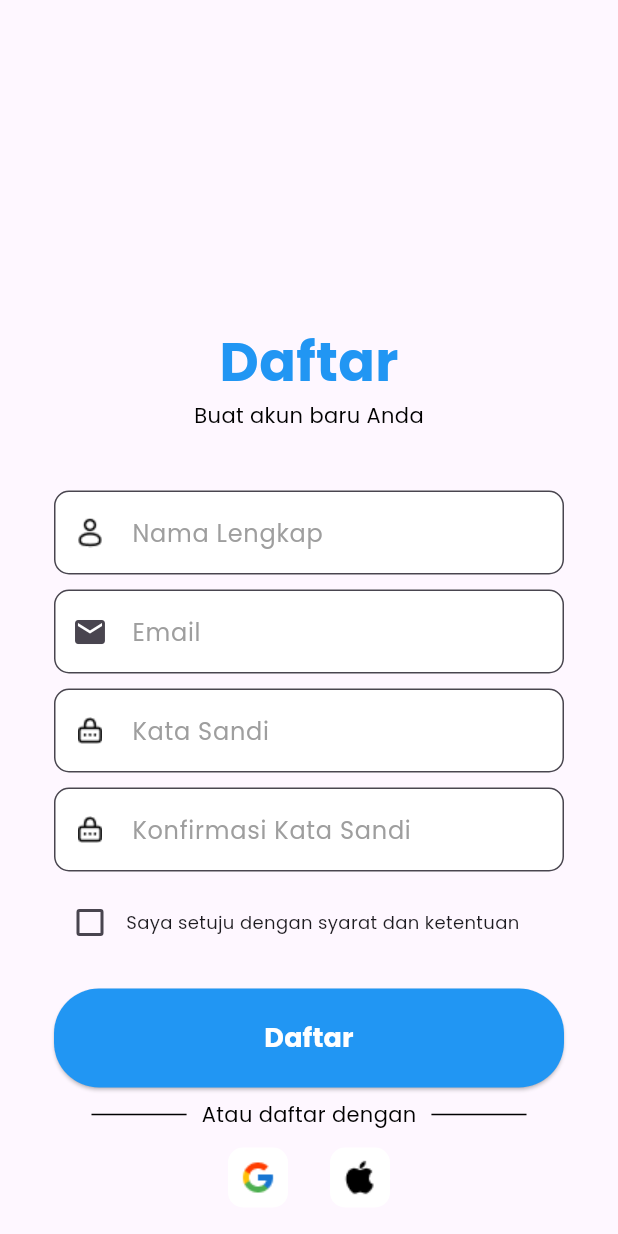
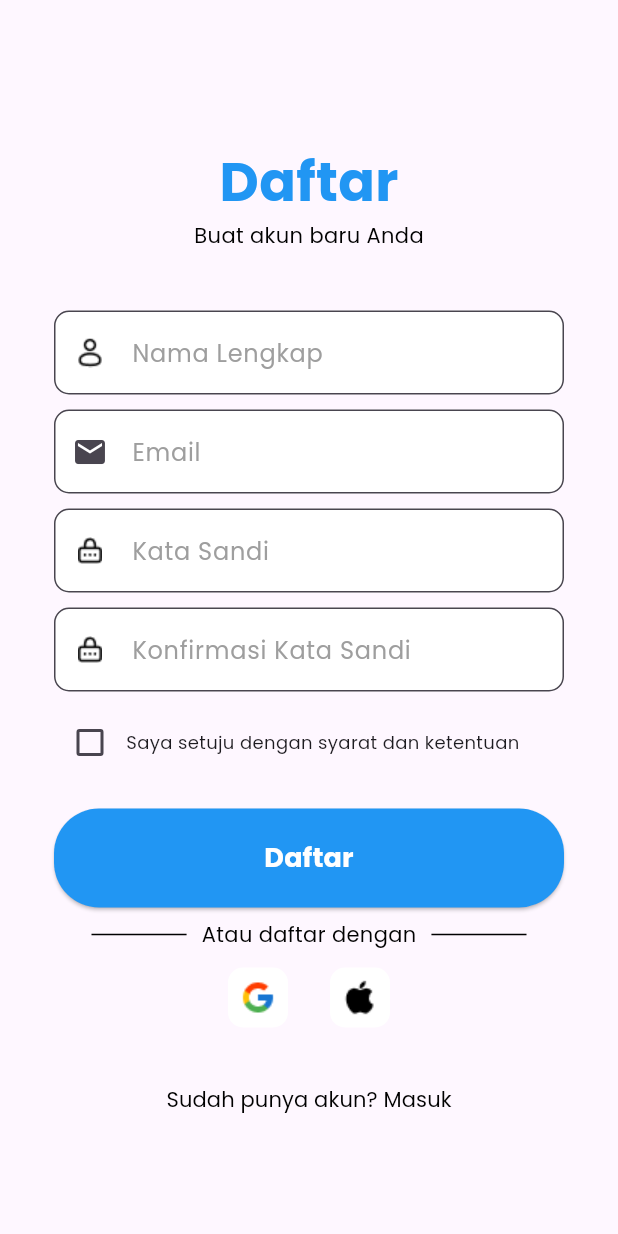
Before and after one commit to RedEye1605/Kelompok-8-Intern-Raion, a Flutter app: the RegisterScreen screen opened by its route, on a phone screen of 412 x 824 dp. Run offline on Flutter 3.47's test engine with Material 3 defaults, Android fonts, the phone set to English and light mode, and no system bars; our stand-ins replace carousel_slider, cloud_firestore, curved_navigation_bar, firebase_auth, firebase_core, get_it and 2 more; missing offline and left inert: cloudinary_flutter, cloudinary_public, cloudinary_url_gen; accounts and stored records are empty; network calls fail.

Commit message:
Change hotel to Hotel

```diff
--- a/lib/features/presentation/screens/Auth/register_screen.dart
+++ b/lib/features/presentation/screens/Auth/register_screen.dart
@@ -94,15 +94,14 @@ class _RegisterScreenState extends State<RegisterScreen> {
   @override
   Widget build(BuildContext context) {
     return Scaffold(
-      body: Container(
-        child: SafeArea(
+      body: SafeArea(
         child: SingleChildScrollView(
           child: Padding(
             padding: const EdgeInsets.all(16.0),
             child: Column(
               mainAxisAlignment: MainAxisAlignment.center,
               children: [
-                  const SizedBox(height: 200),
+                const SizedBox(height: 80), // Reduced from 200 to 80
                 Container(
                   padding: const EdgeInsets.symmetric(horizontal: 20),
                   child: Column(
@@ -128,8 +127,7 @@ class _RegisterScreenState extends State<RegisterScreen> {
                       TextField(
                         controller: _namaController,
                         decoration: const InputDecoration(
-                            labelText:
-                                "Nama Lengkap", // Changed from "Username"
+                          labelText: "Nama Lengkap",
                           labelStyle: TextStyle(
                             color: Colors.grey,
                             fontFamily: 'Poppins',
@@ -300,9 +298,7 @@ class _RegisterScreenState extends State<RegisterScreen> {
                               children: [
                                 IconButton(
                                   onPressed: _signInWithGoogle,
-                                    icon: Image.asset(
-                                      "assets/icons/google.png",
-                                    ),
+                                  icon: Image.asset("assets/icons/google.png"),
                                   style: ButtonStyle(
                                     backgroundColor:
                                         const WidgetStatePropertyAll<Color>(
@@ -312,9 +308,7 @@ class _RegisterScreenState extends State<RegisterScreen> {
                                       RoundedRectangleBorder
                                     >(
                                       RoundedRectangleBorder(
-                                          borderRadius: BorderRadius.circular(
-                                            10,
-                                          ),
+                                        borderRadius: BorderRadius.circular(10),
                                       ),
                                     ),
                                   ),
@@ -334,9 +328,7 @@ class _RegisterScreenState extends State<RegisterScreen> {
                                       RoundedRectangleBorder
                                     >(
                                       RoundedRectangleBorder(
-                                          borderRadius: BorderRadius.circular(
-                                            10,
-                                          ),
+                                        borderRadius: BorderRadius.circular(10),
                                       ),
                                     ),
                                   ),
@@ -364,7 +356,6 @@ class _RegisterScreenState extends State<RegisterScreen> {
           ),
         ),
       ),
-      ),
     );
   }
 }
--- a/lib/features/presentation/screens/Home/home_page.dart
+++ b/lib/features/presentation/screens/Home/home_page.dart
@@ -42,7 +42,7 @@ class _HomePageState extends State<HomePage> {
         width: 25,
       ),
       Image.asset(
-        "assets/icons/hotel.png",
+        "assets/icons/Hotel.png",
         color: _selectedIndex == 2 ? Colors.white : Colors.grey,
         width: 25,
       ),
--- a/pubspec.yaml
+++ b/pubspec.yaml
@@ -82,10 +82,6 @@ flutter:
   assets:
     - assets/images/
     - assets/icons/
-    - assets/icons/Back-Button.png
-    - assets/icons/frame_emot.png
-    - assets/icons/Star_animasi.png
-    - assets/icons/celebration_image.png
 
   #   - images/a_dot_ham.jpeg
 
```
Also changed, not shown: lib/features/data/datasources/cloudinary_service.dart (+61 -12 lines). Lines whose indentation alone changed are shown as unchanged.
